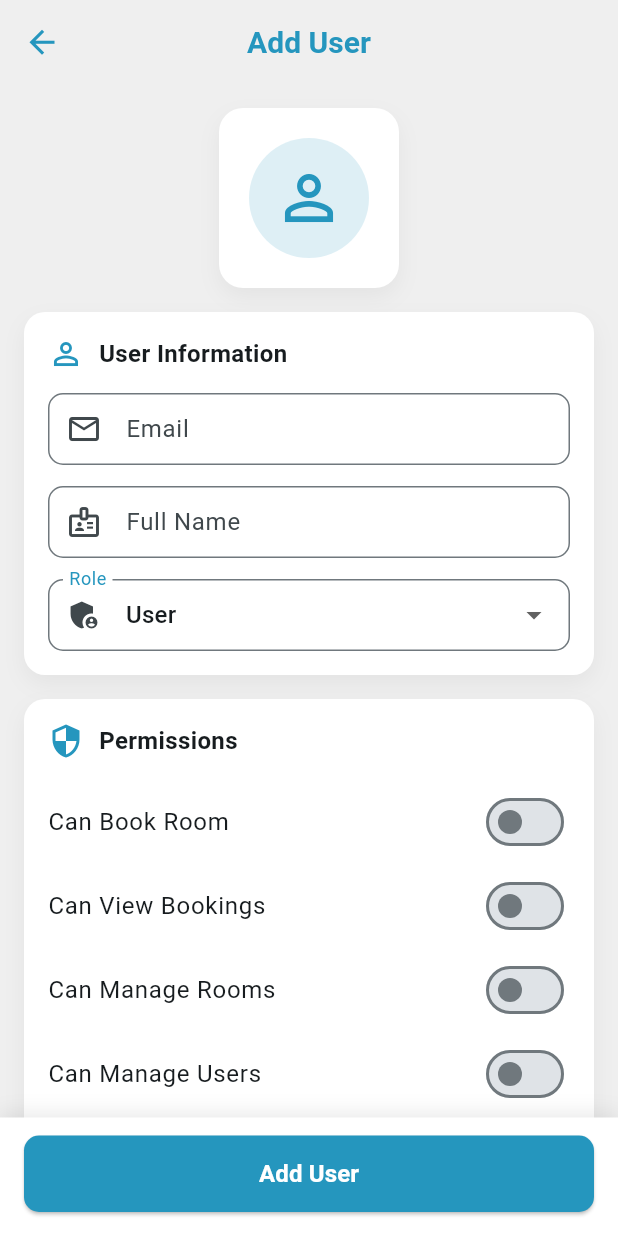
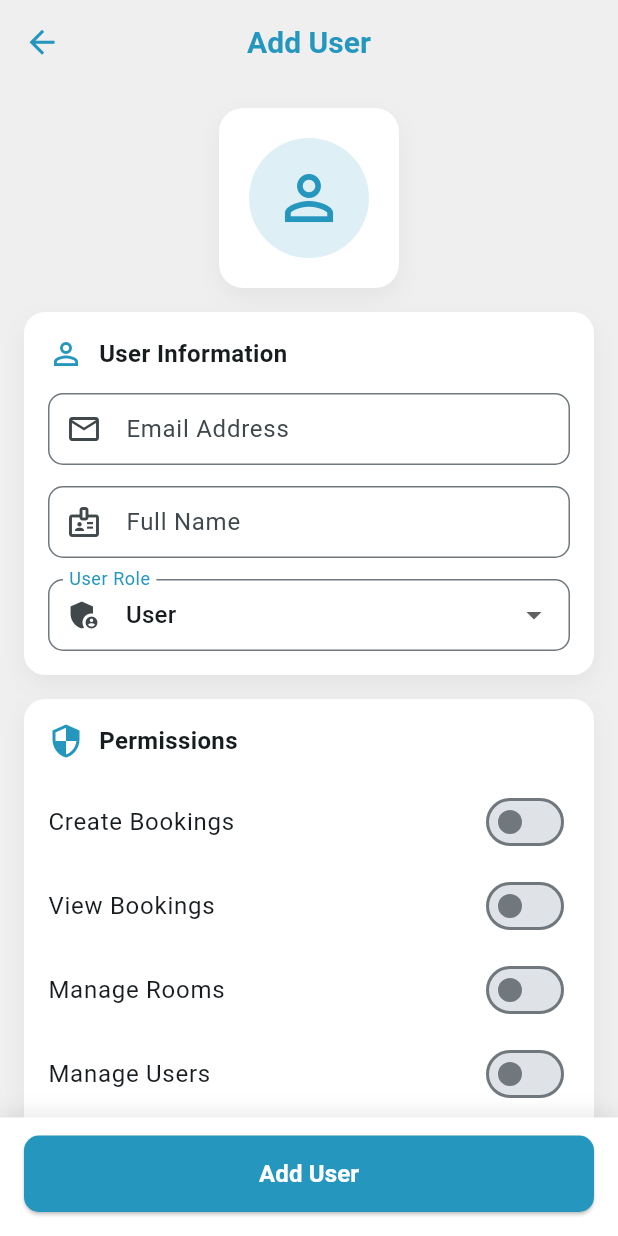
Before and after one commit to lisegaindiagh/guest_house_management, a Flutter app: the AddEditUserScreen screen opened directly, on a phone screen of 412 x 824 dp. Run offline on Flutter 3.47's test engine with Material 3 defaults, Android fonts, the light colour scheme and no system bars; our stand-ins replace connectivity_plus, dio, fluttertoast, google_sign_in, permission_handler, shared_preferences; missing offline and left inert: group_smskit; accounts and stored records are empty.

Commit message:
Finally Done Some Changes

```diff
--- a/lib/ui/add_edit_user_screen.dart
+++ b/lib/ui/add_edit_user_screen.dart
@@ -153,7 +153,7 @@ class _AddEditUserScreenState extends State<AddEditUserScreen> {
                           children: [
                             inputField(
                               controller: _emailController,
-                              label: "Email",
+                              label: "Email Address",
                               icon: Icons.email_outlined,
                               keyboard: TextInputType.emailAddress,
                               validator: (value) {
@@ -175,7 +175,7 @@ class _AddEditUserScreenState extends State<AddEditUserScreen> {
                             ),
                             DropdownButtonFormField<String>(
                               value: _selectedRole,
-                              decoration: AppCommon.inputDecoration("Role")
+                              decoration: AppCommon.inputDecoration("User Role")
                                   .copyWith(
                                     prefixIcon: const Icon(
                                       Icons.admin_panel_settings,
@@ -205,27 +205,27 @@ class _AddEditUserScreenState extends State<AddEditUserScreen> {
                         child: Column(
                           children: [
                             permissionTile(
-                              "Can Book Room",
+                              "Create Bookings",
                               _canBook,
                               (v) => setState(() => _canBook = v),
                             ),
                             permissionTile(
-                              "Can View Bookings",
+                              "View Bookings",
                               _canViewBookings,
                               (v) => setState(() => _canViewBookings = v),
                             ),
                             permissionTile(
-                              "Can Manage Rooms",
+                              "Manage Rooms",
                               _canManageRooms,
                               (v) => setState(() => _canManageRooms = v),
                             ),
                             permissionTile(
-                              "Can Manage Users",
+                              "Manage Users",
                               _canManageUsers,
                               (v) => setState(() => _canManageUsers = v),
                             ),
                             permissionTile(
-                              "Can Update Settings",
+                              "Manage Settings",
                               _canUpdateSetting,
                                   (v) => setState(() => _canUpdateSetting = v),
                             ),
--- a/lib/ui/add_room_screen.dart
+++ b/lib/ui/add_room_screen.dart
@@ -81,7 +81,7 @@ class _AddRoomScreenState extends State<AddRoomScreen> {
   @override
   Widget build(BuildContext context) {
     return Scaffold(
-      appBar: AppBar(title: const Text("Add New Room")),
+      appBar: AppBar(title: const Text("Add Room")),
       body: SafeArea(
         child: Column(
           children: [
@@ -96,7 +96,7 @@ class _AddRoomScreenState extends State<AddRoomScreen> {
                       /// 🛏️ Room Details
                       sectionCard(
                         title: "Room Details",
-                        subtitle: "Basic room information",
+                        subtitle: "Define room capacity and type",
                         icon: Icons.meeting_room_outlined,
                         child: Column(
                           children: [
@@ -171,7 +171,7 @@ class _AddRoomScreenState extends State<AddRoomScreen> {
                     ),
                   ),
                   child: const Text(
-                    "Add Room",
+                    "Save Room",
                     style: TextStyle(
                       color: Colors.white,
                       fontWeight: FontWeight.w600,
--- a/lib/ui/guest_house_list.dart
+++ b/lib/ui/guest_house_list.dart
@@ -251,7 +251,7 @@ class _GuestHouseListState extends State<GuestHouseListScreen> {
                     children: [
                       infoChip(
                         icon: Icons.meeting_room_outlined,
-                        label: "$totalRooms Rooms",
+                        label: "View Rooms ($totalRooms)",
                       ),
                       const Icon(Icons.chevron_right, color: Colors.grey),
                     ],
--- a/lib/ui/login_screen.dart
+++ b/lib/ui/login_screen.dart
@@ -99,7 +99,7 @@ class _LoginScreenState extends State<LoginScreen> {
   @override
   Widget build(BuildContext context) {
     return Scaffold(
-      appBar: AppBar(title: Text("Login", textAlign: TextAlign.center)),
+      appBar: AppBar(title: Text("Sign In", textAlign: TextAlign.center)),
       body: SafeArea(
         child: isLoading
             ? const Center(child: CircularProgressIndicator())
@@ -128,7 +128,7 @@ class _LoginScreenState extends State<LoginScreen> {
 
                         /// Title
                         const Text(
-                          "Guest House Login",
+                          "Guest House Management App",
                           style: TextStyle(
                             fontSize: 22,
                             fontWeight: FontWeight.bold,
--- a/lib/ui/user_list_screen.dart
+++ b/lib/ui/user_list_screen.dart
@@ -75,7 +75,7 @@ class _UserListScreenState extends State<UserListScreen> {
   @override
   Widget build(BuildContext context) {
     return Scaffold(
-      appBar: AppBar(title: const Text("Users")),
+      appBar: AppBar(title: const Text("User Management")),
       body: SafeArea(
         child: isLoading
             ? Center(child: CircularProgressIndicator())
@@ -275,7 +275,7 @@ class _UserListScreenState extends State<UserListScreen> {
               spacing: 8,
               runSpacing: 8,
               children: [
-                permissionPill("Book", permissions["can_book"] == "1"),
+                permissionPill("Create Booking", permissions["can_book"] == "1"),
                 permissionPill(
                   "View Bookings",
                   permissions["can_view_bookings"] == "1",
@@ -288,7 +288,7 @@ class _UserListScreenState extends State<UserListScreen> {
                   "Manage Users",
                   permissions["can_manage_users"] == "1",
                 ), permissionPill(
-                  "Update Settings",
+                  "Manage Settings",
                   permissions["can_update_setting"] == "1",
                 ),
               ],
@@ -401,15 +401,9 @@ class _UserListScreenState extends State<UserListScreen> {
 
                 /// Message
                 const Text(
-                  "Are you sure you want to delete this user?\n"
-                  "This action cannot be undone.",
+                  "Are you sure you want to delete this user?",
                   style: TextStyle(fontSize: 14, color: Colors.grey),
                 ),
-
-                const SizedBox(height: 20),
-
-                /// Divider
-                Divider(color: Colors.grey.shade200, thickness: 1),
 
                 const SizedBox(height: 12),
 
@@ -435,7 +429,7 @@ class _UserListScreenState extends State<UserListScreen> {
                       ),
                       onPressed: () => Navigator.pop(context, true),
                       child: const Text(
-                        "Delete",
+                        "Delete User",
                         style: TextStyle(
                           color: Colors.white,
                           fontWeight: FontWeight.w600,
```
Also changed, not shown: lib/Common/app_common.dart (+4 -9 lines), lib/service/send_sms.dart (+10 -2 lines), lib/ui/booking_screen.dart (+12 -13 lines), lib/ui/room_list_screen.dart (+13 -14 lines), lib/ui/setting_screen.dart (+8 -8 lines), lib/ui/view_booking.dart (+9 -15 lines).
